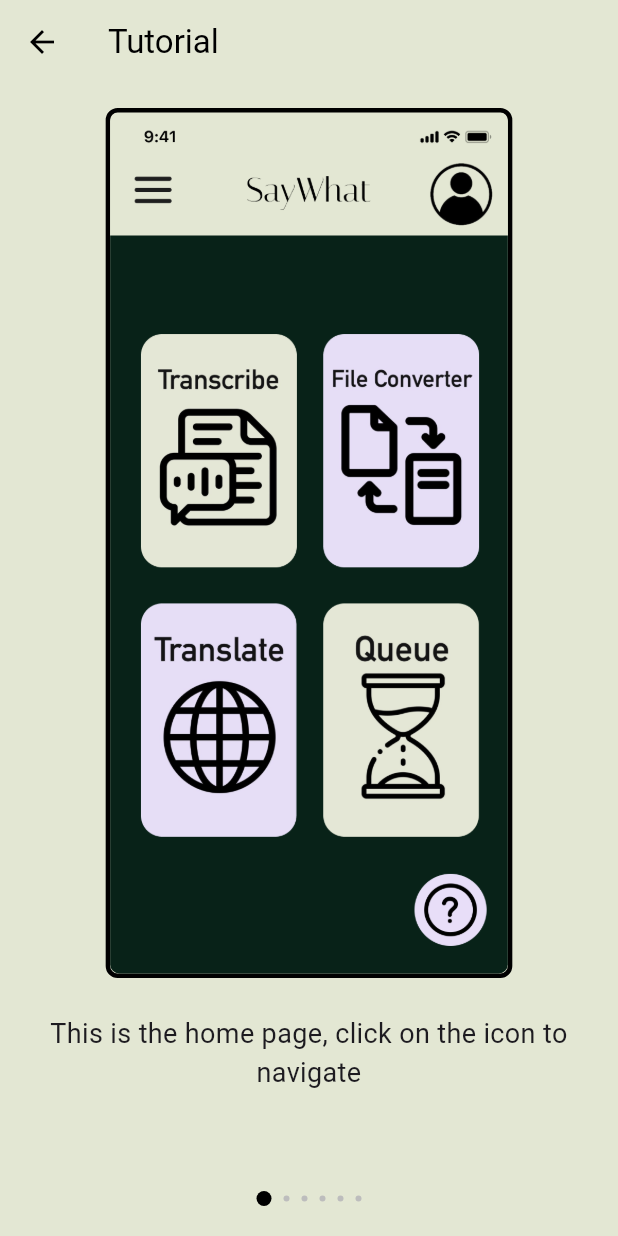
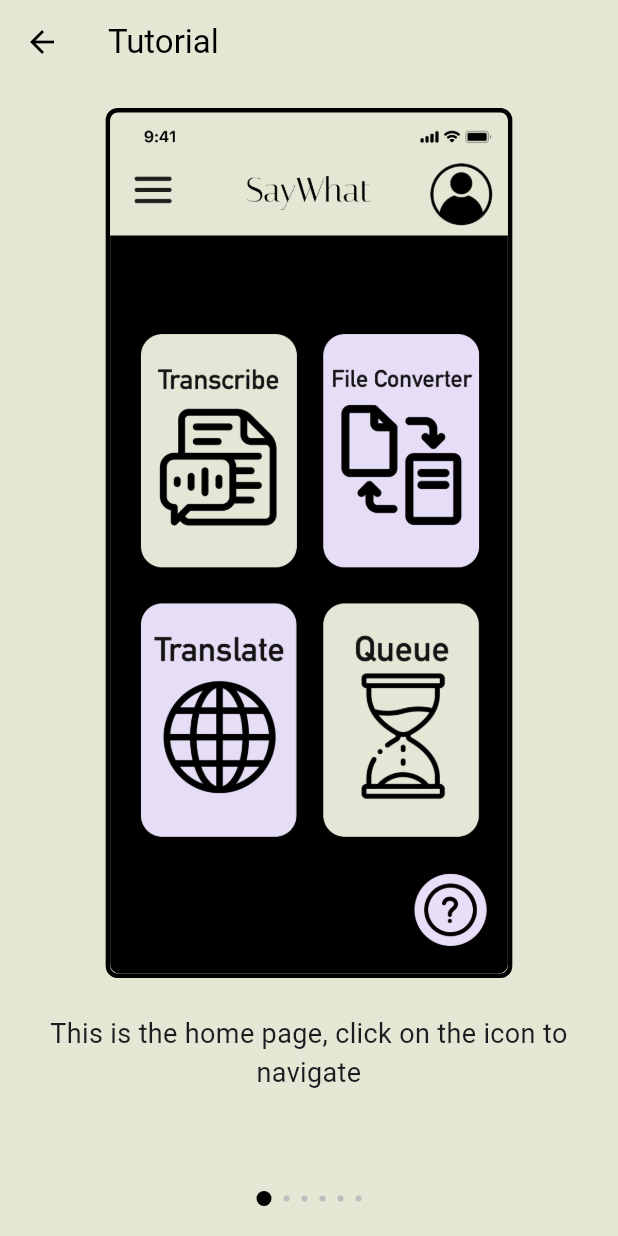
Before and after one commit to prrrrrrrim/saywhat, a Flutter app: the FileConverterPage screen opened directly, after a tap on the "home" icon, after a tap on the "help outline" icon, on a phone screen of 412 x 824 dp. Run offline on Flutter 3.47's test engine with Material 3 defaults, Android fonts, the light colour scheme and no system bars; our stand-ins replace audioplayers, cloud_firestore, cloud_functions, dotted_border, file_picker, firebase_auth and 4 more; missing offline and left inert: dart:html, firebase_app_check; accounts and stored records are empty; project files that could hold a hidden picture were left out.

Commit message:
Finished UI

```diff
--- a/lib/pages/file_converter_page.dart
+++ b/lib/pages/file_converter_page.dart
@@ -136,7 +136,7 @@ class _FileConverterPageState extends State<FileConverterPage> {
             : (_selectedFile?.path.split('/').last ?? 'No file selected');
 
     return Scaffold(
-      backgroundColor: const Color(0xFF0E241C),
+      backgroundColor: Colors.black,
       appBar: AppBar(
         backgroundColor: const Color(0xFFECEFDA),
         elevation: 0,
--- a/lib/pages/home.dart
+++ b/lib/pages/home.dart
@@ -19,7 +19,7 @@ class HomePage extends StatelessWidget {
     final User? user = Provider.of<User?>(context);
 
     return Scaffold(
-      backgroundColor: const Color(0xFF0E241C),
+      backgroundColor: Colors.black,
       appBar: AppBar(
         backgroundColor: const Color(0xFFECEFDA),
         elevation: 0,
@@ -38,9 +38,12 @@ class HomePage extends StatelessWidget {
         actions: [
           if (user != null)
             IconButton(
-              icon: const Icon(Icons.notifications, size: 32),
+              icon: const Icon(Icons.help_outline, size: 32, color: Colors.black),
               onPressed: () {
-                print('Notifications tapped!');
+                Navigator.push(
+                  context,
+                  MaterialPageRoute(builder: (_) => const TutorialPage()),
+                );
               },
             ),
           IconButton(
@@ -116,7 +119,8 @@ class HomePage extends StatelessWidget {
   ),
 ),
 
-      floatingActionButton: FloatingActionButton(
+      floatingActionButton: user == null
+    ? FloatingActionButton(
         onPressed: () {
           Navigator.push(
             context,
@@ -134,7 +138,8 @@ class HomePage extends StatelessWidget {
         },
         backgroundColor: const Color(0xFFE8DFF9),
         child: const Icon(Icons.help_outline, color: Colors.black),
-      ),
+      )
+    : null,
     );
   }
 
--- a/lib/pages/translate_page.dart
+++ b/lib/pages/translate_page.dart
@@ -52,7 +52,7 @@ class _TranslatePageState extends State<TranslatePage> {
 
   @override
   Widget build(BuildContext context) {
-    final Color darkGreen = const Color(0xFF06261C);
+    final Color darkGreen = Colors.black;
     final Color lightPurple = const Color(0xFFE7DDF7);
 
     return Scaffold(
```
Also changed, not shown: lib/pages/Tutorial_page.dart (+21 -1 lines), lib/pages/history_page.dart (+25 -17 lines), lib/pages/queue_page.dart (+22 -2 lines), lib/pages/transcribe_page.dart (+11 -1 lines), assets/HomePage.png, assets/panda_walk_load.gif, 1 other file.
